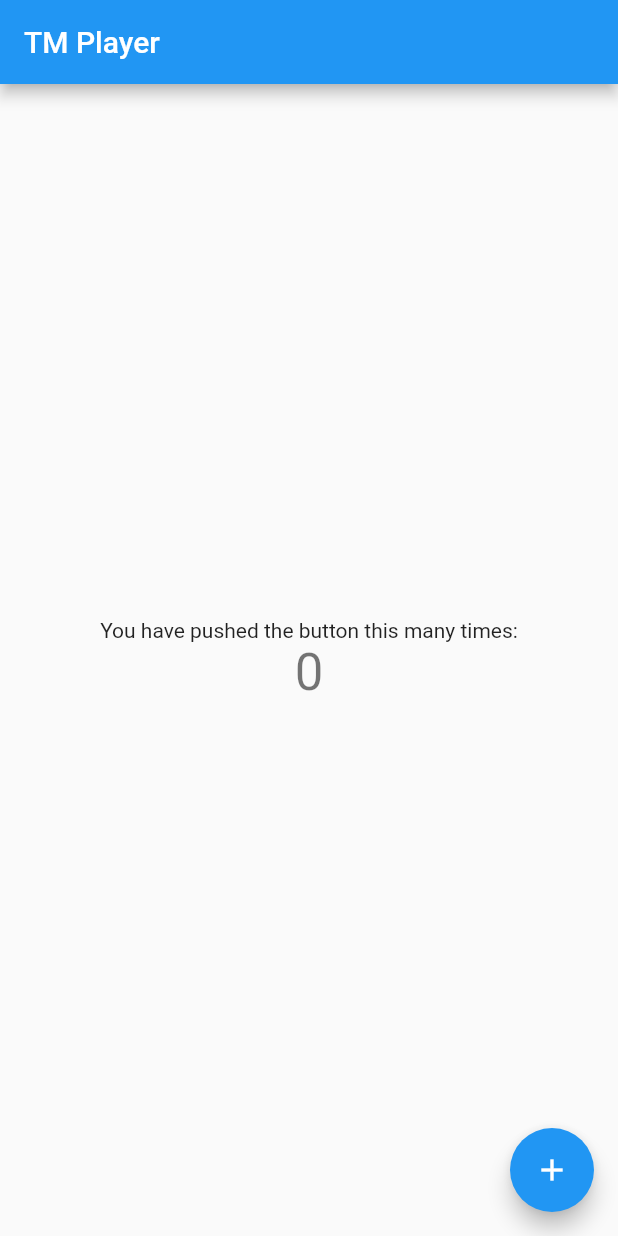
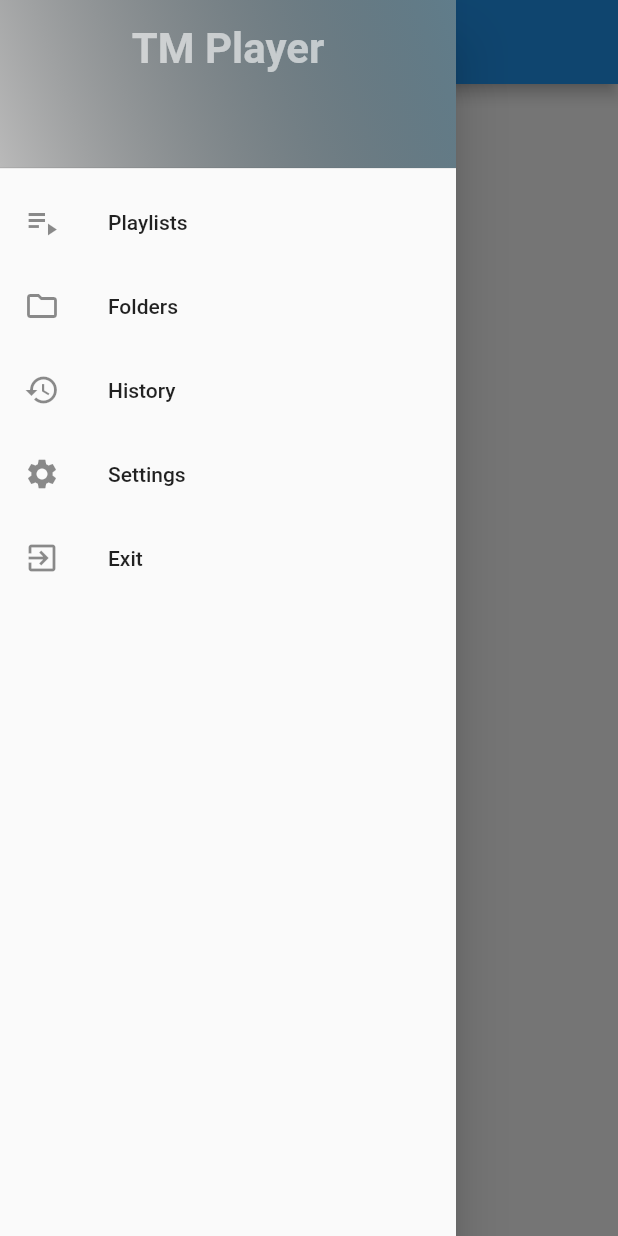
Before and after one commit to SyedWajihUlHassan/TM-player, a Flutter app: the screen it shows after launch, with the side drawer open (before the commit the screen has no drawer), on a phone screen of 412 x 824 dp. Run offline on Flutter 3.47's test engine with Material 2 defaults, Android fonts, the phone set to English and light mode, and no system bars; our stand-ins replace google_fonts; Roboto replaces fonts that are missing (Abel).

Commit message:
tm player main landing drawer ini and theme setting ini

```diff
--- a/lib/main.dart
+++ b/lib/main.dart
@@ -1,4 +1,6 @@
 import 'package:flutter/material.dart';
+import 'package:tmplayer/theme/my_themes.dart';
+import 'package:tmplayer/view/home.dart';
 
 void main() {
   runApp(MyApp());
@@ -9,105 +11,12 @@ class MyApp extends StatelessWidget {
   @override
   Widget build(BuildContext context) {
     return MaterialApp(
+      debugShowCheckedModeBanner: false,
       title: 'TM Player',
-      theme: ThemeData(
-        // This is the theme of your application.
-        //
-        // Try running your application with "flutter run". You'll see the
-        // application has a blue toolbar. Then, without quitting the app, try
-        // changing the primarySwatch below to Colors.green and then invoke
-        // "hot reload" (press "r" in the console where you ran "flutter run",
-        // or simply save your changes to "hot reload" in a Flutter IDE).
-        // Notice that the counter didn't reset back to zero; the application
-        // is not restarted.
-        primarySwatch: Colors.blue,
-      ),
-      home: MyHomePage(title: 'TM Player'),
+      themeMode: ThemeMode.system,
+      theme: MyThemes.lightTheme,
+      darkTheme: MyThemes.darkTheme,
+      home: Home(title: 'TM Player'),
     );
   }
 }
-
-class MyHomePage extends StatefulWidget {
-  MyHomePage({Key key, this.title}) : super(key: key);
-
-  // This widget is the home page of your application. It is stateful, meaning
-  // that it has a State object (defined below) that contains fields that affect
-  // how it looks.
-
-  // This class is the configuration for the state. It holds the values (in this
-  // case the title) provided by the parent (in this case the App widget) and
-  // used by the build method of the State. Fields in a Widget subclass are
-  // always marked "final".
-
-  final String title;
-
-  @override
-  _MyHomePageState createState() => _MyHomePageState();
-}
-
-class _MyHomePageState extends State<MyHomePage> {
-  int _counter = 0;
-
-  void _incrementCounter() {
-    setState(() {
-      // This call to setState tells the Flutter framework that something has
-      // changed in this State, which causes it to rerun the build method below
-      // so that the display can reflect the updated values. If we changed
-      // _counter without calling setState(), then the build method would not be
-      // called again, and so nothing would appear to happen.
-      _counter++;
-    });
-  }
-
-  @override
-  Widget build(BuildContext context) {
-    // This method is rerun every time setState is called, for instance as done
-    // by the _incrementCounter method above.
-    //
-    // The Flutter framework has been optimized to make rerunning build methods
-    // fast, so that you can just rebuild anything that needs updating rather
-    // than having to individually change instances of widgets.
-    return Scaffold(
-      appBar: AppBar(
-        // Here we take the value from the MyHomePage object that was created by
-        // the App.build method, and use it to set our appbar title.
-        title: Text(widget.title),
-      ),
-      body: Center(
-        // Center is a layout widget. It takes a single child and positions it
-        // in the middle of the parent.
-        child: Column(
-          // Column is also a layout widget. It takes a list of children and
-          // arranges them vertically. By default, it sizes itself to fit its
-          // children horizontally, and tries to be as tall as its parent.
-          //
-          // Invoke "debug painting" (press "p" in the console, choose the
-          // "Toggle Debug Paint" action from the Flutter Inspector in Android
-          // Studio, or the "Toggle Debug Paint" command in Visual Studio Code)
-          // to see the wireframe for each widget.
-          //
-          // Column has various properties to control how it sizes itself and
-          // how it positions its children. Here we use mainAxisAlignment to
-          // center the children vertically; the main axis here is the vertical
-          // axis because Columns are vertical (the cross axis would be
-          // horizontal).
-          mainAxisAlignment: MainAxisAlignment.center,
-          children: <Widget>[
-            Text(
-              'You have pushed the button this many times:',
-            ),
-            Text(
-              '$_counter',
-              style: Theme.of(context).textTheme.headline4,
-            ),
-          ],
-        ),
-      ),
-      floatingActionButton: FloatingActionButton(
-        onPressed: _incrementCounter,
-        tooltip: 'Increment',
-        child: Icon(Icons.add),
-      ), // This trailing comma makes auto-formatting nicer for build methods.
-    );
-  }
-}
--- /dev/null
+++ b/lib/theme/my_themes.dart
@@ -0,0 +1,13 @@
+import 'package:flutter/material.dart';
+
+class MyThemes {
+  static final darkTheme = ThemeData(
+    scaffoldBackgroundColor: Colors.grey.shade900,
+    colorScheme: ColorScheme.dark(),
+  );
+
+  static final lightTheme = ThemeData(
+    scaffoldBackgroundColor: Colors.white,
+    colorScheme: ColorScheme.light(),
+  );
+}
--- /dev/null
+++ b/lib/view/home.dart
@@ -0,0 +1,86 @@
+
+import 'package:flutter/material.dart';
+import 'package:google_fonts/google_fonts.dart';
+
+class Home extends StatefulWidget {
+  final String title;
+
+  const Home({Key key, this.title}) : super(key: key);
+
+  @override
+  _HomeState createState() => _HomeState();
+}
+
+class _HomeState extends State<Home> {
+
+
+  @override
+  Widget build(BuildContext context) {
+    return Scaffold(
+      appBar: AppBar(
+        centerTitle: true,
+        title: Text(widget.title),
+      ),
+      body: Container(
+        child: Text("add folders here"),
+      ),
+      drawer: Drawer(
+        child: ListView(
+          padding: EdgeInsets.zero,
+
+          children: <Widget>[
+            Container(
+              height: 120.0,
+              child: DrawerHeader(
+                decoration:  BoxDecoration(
+                  gradient: LinearGradient(
+                    begin: Alignment.topRight,
+                    end: Alignment.bottomLeft,
+                    colors: [
+                      Colors.blueGrey,
+                      Colors.black26,
+                    ]
+                  )
+                ),
+                  child: Text(widget.title,
+                  textAlign: TextAlign.center,
+                    style: GoogleFonts.abel(
+                      textStyle: TextStyle(fontSize: 28.0,
+                      color: Colors.white60,
+                      fontWeight: FontWeight.bold,
+                    ),
+                    ),
+                  )
+              ),
+            ),
+            ListTile(
+              leading: Icon(Icons.playlist_play_sharp),
+              title: Text("Playlists"),
+              onTap: () {},
+            ),
+            ListTile(
+              leading: Icon(Icons.folder_outlined),
+              title: Text("Folders"),
+              onTap: () {},
+            ),
+            ListTile(
+              leading: Icon(Icons.history),
+              title: Text("History"),
+              onTap: () {},
+            ),
+            ListTile(
+              leading: Icon(Icons.settings),
+              title: Text("Settings"),
+              onTap: () {},
+            ),
+            ListTile(
+              leading: Icon(Icons.exit_to_app),
+              title: Text("Exit"),
+              onTap: () {},
+            ),
+          ],
+        ),
+      ),
+    );
+  }
+}
--- a/pubspec.yaml
+++ b/pubspec.yaml
@@ -28,6 +28,7 @@ dependencies:
   # The following adds the Cupertino Icons font to your application.
   # Use with the CupertinoIcons class for iOS style icons.
   cupertino_icons: ^1.0.2
+  google_fonts: ^2.1.0
 
 dev_dependencies:
   flutter_test:
```
Also changed, not shown: pubspec.lock.
